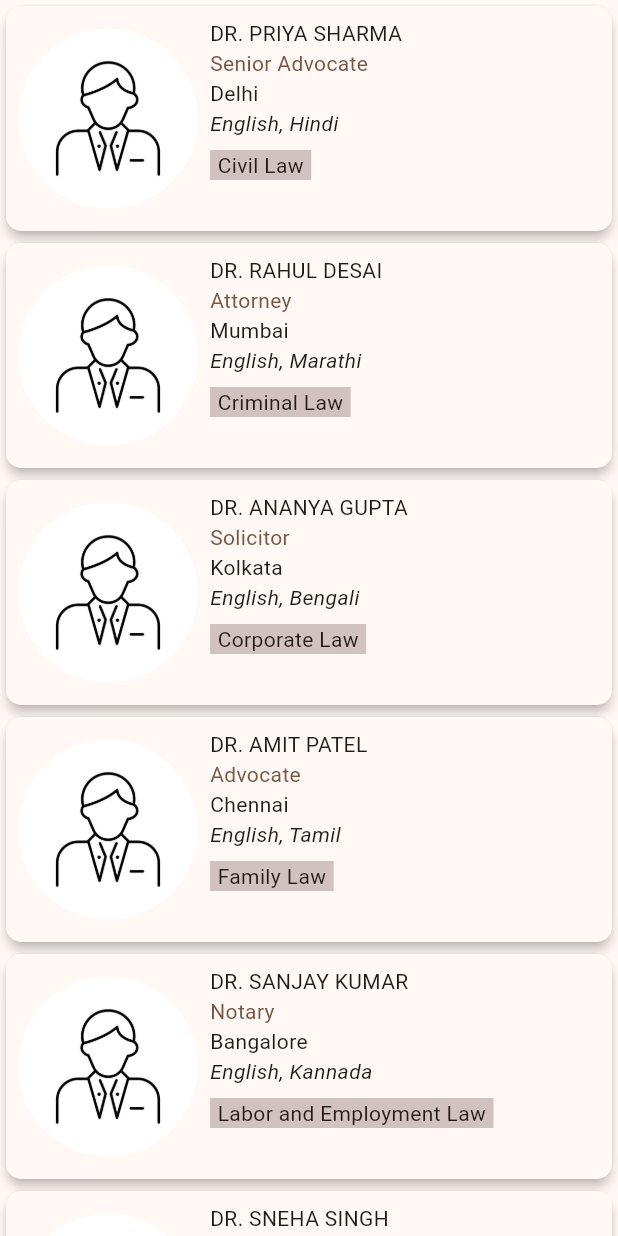
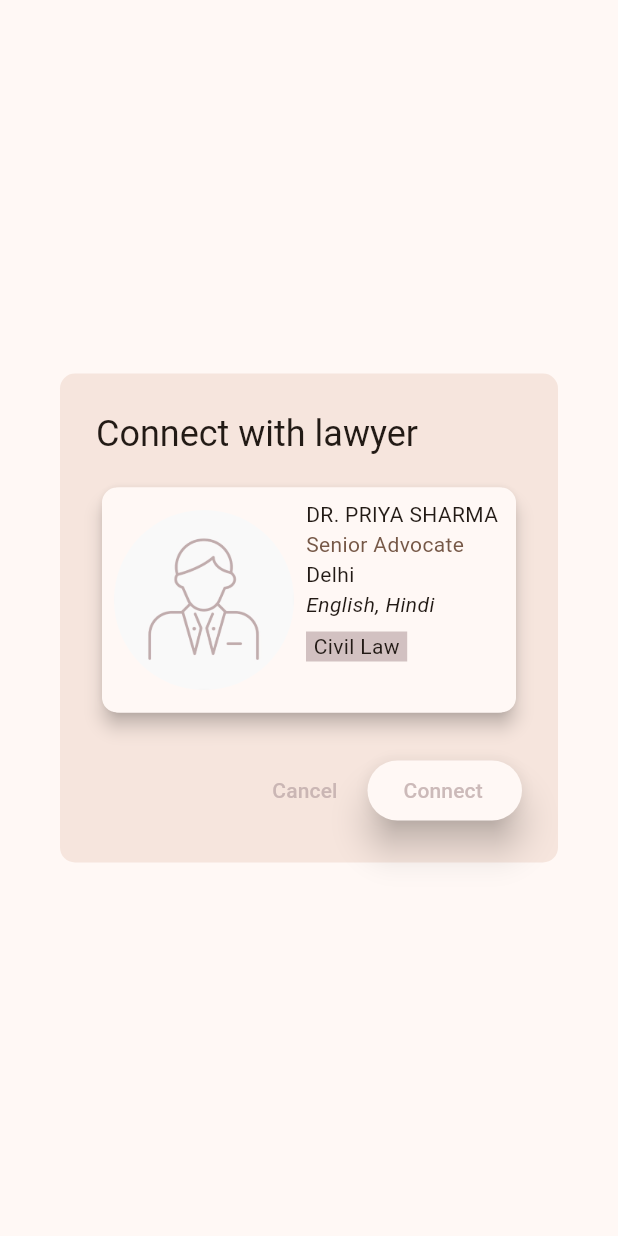
Before and after one commit to iammannat03/justicelink-india, a Flutter app: the FindLawyersScreen widget shown alone on an empty page, opened directly, after a tap on "DR. PRIYA SHARMA", on a phone screen of 412 x 824 dp. Run offline on Flutter 3.47's test engine with Material 3 defaults, Android fonts, the light colour scheme and no system bars; our stand-ins replace file_picker, google_fonts, ionicons.

Commit message:
optimized colors in finding_lawyers_page and chat ui, also added AlertDialog for recommended lawyers with an option for connection

```diff
--- a/Frontend/jli_frontend/lib/ui/screens/home/prisoners/find_lawyers_screen.dart
+++ b/Frontend/jli_frontend/lib/ui/screens/home/prisoners/find_lawyers_screen.dart
@@ -1,7 +1,9 @@
+
 import 'package:flutter/material.dart';
 import 'package:jli_frontend/ui/widgets/recommended_lawyer_card.dart';
 
 import '../../../../models/recommended_lawyer.dart';
+import 'messages_screen.dart';
 
 class FindLawyersScreen extends StatefulWidget {
   const FindLawyersScreen({super.key});
@@ -11,34 +13,129 @@ class FindLawyersScreen extends StatefulWidget {
 }
 
 class _FindLawyersScreenState extends State<FindLawyersScreen> {
-
   List<RecommendedLawyer> _lawyers = [
-    RecommendedLawyer(name: "DR. PRIYA SHARMA", designation: "Senior Advocate", location: "Delhi", language: "English, Hindi", specialization: Specialization.civilLaw),
-    RecommendedLawyer(name: "DR. RAHUL DESAI", designation: "Attorney", location: "Mumbai", language: "English, Marathi", specialization: Specialization.criminalLaw),
-
-    RecommendedLawyer(name: "DR. ANANYA GUPTA", designation: "Solicitor", location: "Kolkata", language: "English, Bengali", specialization: Specialization.corporateLaw),
-
-    RecommendedLawyer(name: "DR. AMIT PATEL", designation: "Advocate", location: "Chennai", language: "English, Tamil", specialization: Specialization.familyLaw),
-
-    RecommendedLawyer(name: "DR. SANJAY KUMAR", designation: "Notary", location: "Bangalore", language: "English, Kannada", specialization: Specialization.laborAndEmploymentLaw),
-
-    RecommendedLawyer(name: "DR. SNEHA SINGH", designation: "Legal Advisor", location: "Pune", language: "English, Marathi", specialization: Specialization.taxLaw),
-
-    RecommendedLawyer(name: "DR. VIVEK SHARMA", designation: "Public Prosecutor", location: "Hyderabad", language: "English, Telugu", specialization: Specialization.iPLaw),
-
-    RecommendedLawyer(name: "DR. PREETI PATEL", designation: "Government Advocate", location: "Ahmedabad", language: "English, Gujarati", specialization: Specialization.realEstateLaw),
-
-    RecommendedLawyer(name: "DR. RAHUL VERMA", designation: "Corporate Counsel", location: "Gurgaon", language: "English, Hindi", specialization: Specialization.corporateLaw),
-
-    RecommendedLawyer(name: "DR. ANJALI JOSHI", designation: "Senior Advocate", location: "Jaipur", language: "English, Hindi", specialization: Specialization.criminalLaw)
+    RecommendedLawyer(
+        name: "DR. PRIYA SHARMA",
+        designation: "Senior Advocate",
+        location: "Delhi",
+        language: "English, Hindi",
+        specialization: Specialization.civilLaw),
+    RecommendedLawyer(
+        name: "DR. RAHUL DESAI",
+        designation: "Attorney",
+        location: "Mumbai",
+        language: "English, Marathi",
+        specialization: Specialization.criminalLaw),
+    RecommendedLawyer(
+        name: "DR. ANANYA GUPTA",
+        designation: "Solicitor",
+        location: "Kolkata",
+        language: "English, Bengali",
+        specialization: Specialization.corporateLaw),
+    RecommendedLawyer(
+        name: "DR. AMIT PATEL",
+        designation: "Advocate",
+        location: "Chennai",
+        language: "English, Tamil",
+        specialization: Specialization.familyLaw),
+    RecommendedLawyer(
+        name: "DR. SANJAY KUMAR",
+        designation: "Notary",
+        location: "Bangalore",
+        language: "English, Kannada",
+        specialization: Specialization.laborAndEmploymentLaw),
+    RecommendedLawyer(
+        name: "DR. SNEHA SINGH",
+        designation: "Legal Advisor",
+        location: "Pune",
+        language: "English, Marathi",
+        specialization: Specialization.taxLaw),
+    RecommendedLawyer(
+        name: "DR. VIVEK SHARMA",
+        designation: "Public Prosecutor",
+        location: "Hyderabad",
+        language: "English, Telugu",
+        specialization: Specialization.iPLaw),
+    RecommendedLawyer(
+        name: "DR. PREETI PATEL",
+        designation: "Government Advocate",
+        location: "Ahmedabad",
+        language: "English, Gujarati",
+        specialization: Specialization.realEstateLaw),
+    RecommendedLawyer(
+        name: "DR. RAHUL VERMA",
+        designation: "Corporate Counsel",
+        location: "Gurgaon",
+        language: "English, Hindi",
+        specialization: Specialization.corporateLaw),
+    RecommendedLawyer(
+        name: "DR. ANJALI JOSHI",
+        designation: "Senior Advocate",
+        location: "Jaipur",
+        language: "English, Hindi",
+        specialization: Specialization.criminalLaw)
   ];
-
 
   @override
   Widget build(BuildContext context) {
-    return ListView.builder(itemBuilder: (BuildContext context, int index) {
-      return RecommendedLawyerCard(lawyer: _lawyers[index]);
-    },
-    itemCount: _lawyers.length,);
+    return ListView.builder(
+      itemBuilder: (BuildContext context, int index) {
+        return Builder(
+          builder: (context) {
+            return GestureDetector(
+              onTap: (){
+                // setState(() {
+                //   YourAlertDialog(lawyer: _lawyers[index],);
+                // });
+                Navigator.of(context).push(MaterialPageRoute(builder: (_)=>YourAlertDialog(lawyer: _lawyers[index])));
+
+              } ,
+                child: RecommendedLawyerCard(lawyer: _lawyers[index], context: context,));
+          }
+        );
+      },
+      itemCount: _lawyers.length,
+    );
   }
 }
+class YourAlertDialog extends StatelessWidget {
+  final RecommendedLawyer lawyer;
+
+  const YourAlertDialog({Key? key, required this.lawyer}) : super(key: key);
+
+  @override
+  Widget build(BuildContext context) {
+    return Scaffold(
+      body: AlertDialog(
+        elevation: 10,
+        // backgroundColor: Colors.white,
+        shape: RoundedRectangleBorder(borderRadius: BorderRadius.circular(10)),
+        title: Text('Connect with lawyer'),
+        content: RecommendedLawyerCard(lawyer: lawyer, context: context,),
+        actions: [
+          TextButton(
+            child: Text('Cancel',style: TextStyle(color: Color.fromARGB(200, 190, 169, 169)),),
+            onPressed: () => Navigator.pop(context),
+          ),
+          ElevatedButton(
+              child: SizedBox(
+                width: 55,
+                child: Row(
+                  children: [
+                    Text('Connect',style: TextStyle(color: Color.fromARGB(200, 190, 169, 169),)),
+                    // Icon(Icons.arrow_forward_ios_rounded,color: Colors.black,)
+                  ],
+                ),
+              ),
+              style: ElevatedButton.styleFrom(
+                elevation: 10,
+                backgroundColor: Theme.of(context).cardColor
+              ),
+              onPressed: () => {
+              } // Handle connect action
+          ),
+        ],
+      ),
+    );
+  }
+}
--- a/Frontend/jli_frontend/lib/ui/screens/home/prisoners/home_screen.dart
+++ b/Frontend/jli_frontend/lib/ui/screens/home/prisoners/home_screen.dart
@@ -1,3 +1,4 @@
+import 'package:flutter/cupertino.dart';
 import 'package:flutter/material.dart';
 import 'dart:ui';
 import 'package:google_fonts/google_fonts.dart';
@@ -24,6 +25,7 @@ class _HomeScreenState extends State<HomeScreen> {
 
   @override
   Widget build(BuildContext context) {
+    // print('WORKS');
     return Scaffold(
       // floatingActionButton: ,
       body: SingleChildScrollView(
@@ -136,6 +138,7 @@ class _HomeScreenState extends State<HomeScreen> {
                                     image: DecorationImage(
                                         image: AssetImage(
                                             "assets/card-image-5.png"),
+                                        colorFilter: ColorFilter.linearToSrgbGamma(),
                                         fit: BoxFit.cover)),
                               ),
                             ],
@@ -163,14 +166,19 @@ class _HomeScreenState extends State<HomeScreen> {
                             mainAxisAlignment: MainAxisAlignment.start,
                             children: [
                               Padding(
-                                  padding: const EdgeInsets.all(8.0),
+                                  padding: const EdgeInsets.symmetric(vertical: 8,horizontal: 8),
                                   child: Container(
-                                    height: 100,
-                                    width: 200,
-                                    decoration: const BoxDecoration(
+                                    height: 84,
+                                    width: 184,
+
+                                    decoration: BoxDecoration(
+                                      borderRadius: BorderRadius.circular(20),
                                         image: DecorationImage(
+
                                             image: AssetImage(
                                                 "assets/actual.jpg"),
+                                            colorFilter: ColorFilter.linearToSrgbGamma(),
+                                            fit: BoxFit.contain
                                             // fit: BoxFit.cover
                                         ),
                                     ),
@@ -246,7 +254,7 @@ class _HomeScreenState extends State<HomeScreen> {
                                   Text('Court room no. ${_upcomingEvents[index].roomNo}'),
                                   Text('Additonal info: ${_upcomingEvents[index].additionalNotes!}'),
                                   Container(
-                                    child: Text(_upcomingEvents[index].status),
+                                    child: Text(_upcomingEvents[index].status,style: TextStyle(fontStyle: FontStyle.italic,decoration: TextDecoration.underline),),
                                   )
                                 ],
                               ),
--- a/Frontend/jli_frontend/lib/ui/screens/home/prisoners/messages_screen.dart
+++ b/Frontend/jli_frontend/lib/ui/screens/home/prisoners/messages_screen.dart
@@ -15,7 +15,7 @@ class MessagesScreen extends StatefulWidget {
 class _MessagesScreenState extends State<MessagesScreen> {
   final List<Message> messagesList = [
     const Message(message: 'Good morning, Mr.U', user: 'lawyer'),
-    const Message(message: 'This is Priya from Legal Ac.', user: 'lawyer'),
+    const Message(message: 'This is Rahul from Legal Ac.', user: 'lawyer'),
     const Message(message: 'Gm, any news on my case?', user: 'prisoner'),
     const Message(
         message: 'I have just recieved word from the court', user: 'lawyer'),
--- a/Frontend/jli_frontend/lib/ui/screens/home/prisoners/prisoner_home_screen.dart
+++ b/Frontend/jli_frontend/lib/ui/screens/home/prisoners/prisoner_home_screen.dart
@@ -46,15 +46,15 @@ class _PrisonerHomeScreenState extends State<PrisonerHomeScreen> {
               // color: Colors.green,
               decoration: BoxDecoration(
                   shape: BoxShape.circle,
-                  border: Border.all(color: Colors.black38, width: 2),
+                  // border: Border.all(color: Colors.black38, width: 2),
                   image: DecorationImage(
-                      image: AssetImage("assets/lawyer_image_3.png"),
+                      image: AssetImage("assets/some_lawyer_icon.png"),
                       fit: BoxFit.cover)),
             ),
             Padding(
               padding: const EdgeInsets.all(8.0),
               child: Text(
-                'DR. PRIYA SHARMA',
+                'DR. RAHUL DESAI',
                 style: GoogleFonts.lato(
                     fontSize: 20, fontWeight: FontWeight.w300),
               ),
@@ -63,8 +63,8 @@ class _PrisonerHomeScreenState extends State<PrisonerHomeScreen> {
         ),
         actions: [
           IconButton(
-              onPressed: () {}, icon: Icon(Ionicons.videocam_outline)),
-          IconButton(onPressed: () {}, icon: Icon(Ionicons.menu))
+              onPressed: () {}, icon: Icon(Ionicons.videocam,color: Color.fromARGB(200, 190, 169, 169))),
+          IconButton(onPressed: () {}, icon: Icon(Ionicons.options,color: Color.fromARGB(200, 190, 169, 169),))
           // SizedBox(width: 20,),
         ],
       )
--- a/Frontend/jli_frontend/lib/ui/widgets/recommended_lawyer_card.dart
+++ b/Frontend/jli_frontend/lib/ui/widgets/recommended_lawyer_card.dart
@@ -1,18 +1,20 @@
 import 'package:flutter/material.dart';
 import 'package:jli_frontend/models/recommended_lawyer.dart';
 
-class RecommendedLawyerCard extends StatelessWidget {
-  const RecommendedLawyerCard({super.key, required this.lawyer});
+class RecommendedLawyerCard extends StatefulWidget {
+  const RecommendedLawyerCard({super.key, required this.lawyer, required this.context});
   final RecommendedLawyer lawyer;
+  final BuildContext context;
 
   @override
+  State<RecommendedLawyerCard> createState() => _RecommendedLawyerCardState();
+}
+
+class _RecommendedLawyerCardState extends State<RecommendedLawyerCard> {
+  @override
   Widget build(BuildContext context) {
-    return GestureDetector(
-      onTap: (){
-        print('pressed');
-      },
-      child: Card(
-        elevation: 3,
+    return Card(
+      elevation:5,
       color: Theme.of(context).cardColor,
       child: Container(
         padding: EdgeInsets.all(8),
@@ -32,7 +34,7 @@ class RecommendedLawyerCard extends StatelessWidget {
               decoration: BoxDecoration(
                 shape: BoxShape.circle,
                 image: DecorationImage(
-                    image: AssetImage("assets/lawyer_image_3.png"),
+                  image: AssetImage("assets/some_lawyer_icon.png"),
                   fit: BoxFit.cover
                 )
 
@@ -46,10 +48,10 @@ class RecommendedLawyerCard extends StatelessWidget {
                 // mainAxisAlignment: MainAxisAlignment.start,
                 crossAxisAlignment: CrossAxisAlignment.start,
                 children: [
-                    Text(lawyer.name),
-                    Text(lawyer.designation,style: TextStyle(color: Theme.of(context).colorScheme.secondary),),
-                    Text(lawyer.location),
-                    Text(lawyer.language,style: TextStyle(fontStyle: FontStyle.italic),),
+                  Text(widget.lawyer.name),
+                  Text(widget.lawyer.designation,style: TextStyle(color: Theme.of(context).colorScheme.secondary),),
+                  Text(widget.lawyer.location),
+                  Text(widget.lawyer.language,style: TextStyle(fontStyle: FontStyle.italic),),
                   Padding(
                     padding: const EdgeInsets.symmetric(vertical: 8.0),
                     child: Container(
@@ -57,7 +59,7 @@ class RecommendedLawyerCard extends StatelessWidget {
                       height: 20,
                       color: Color.fromARGB(176, 190, 169, 169),
                       padding: EdgeInsets.symmetric(horizontal: 5),
-                        child: Text(correspondingTitle[lawyer.specialization]!),
+                      child: Text(correspondingTitle[widget.lawyer.specialization]!),
                     ),
                   )
                 ],
@@ -67,7 +69,6 @@ class RecommendedLawyerCard extends StatelessWidget {
           ],
         ),
       ),
-      ),
     );
   }
 }
--- a/Frontend/jli_frontend/pubspec.yaml
+++ b/Frontend/jli_frontend/pubspec.yaml
@@ -41,5 +41,6 @@ flutter:
     - assets/tutorial.png
     - assets/tutorial_man.png
     - assets/actual_maybe.png
-
+    - assets/actual_actual.png
+    - assets/some_lawyer_icon.png
   uses-material-design: true
```
Also changed, not shown: Frontend/jli_frontend/assets/actual_actual.png (added), Frontend/jli_frontend/assets/some_lawyer_icon.png (added). Lines whose indentation alone changed are shown as unchanged.
